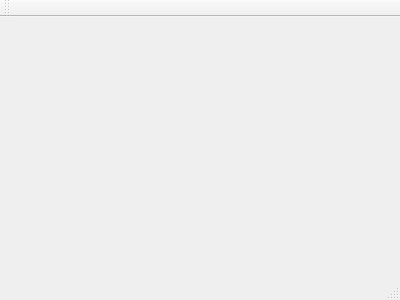
This is UI/NloptUI/mainwindow.ui in yue-w/HelloWorld as Qt 5 draws it before an edit. The edited form follows.
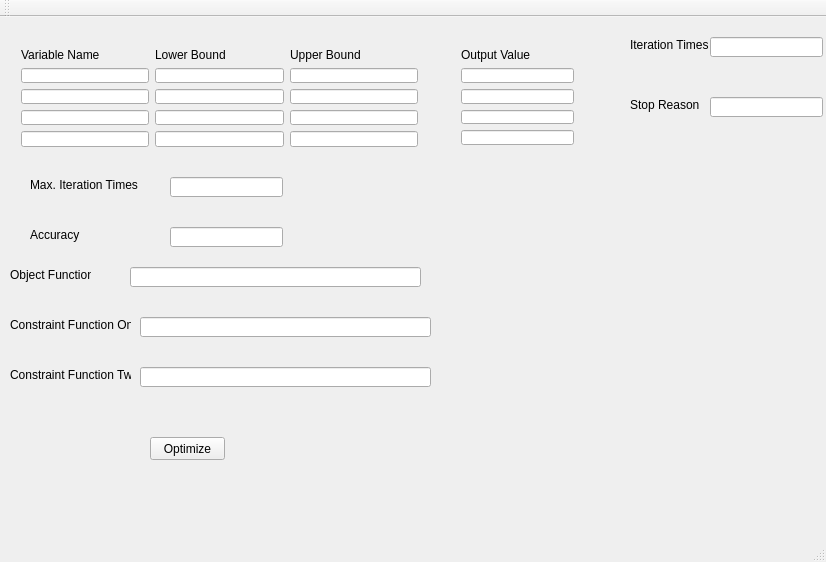
This is the edited form.

```diff
--- a/UI/NloptUI/mainwindow.ui
+++ b/UI/NloptUI/mainwindow.ui
@@ -1,24 +1,326 @@
 <ui version="4.0">
  <class>MainWindow</class>
- <widget class="QMainWindow" name="MainWindow" >
-  <property name="geometry" >
+ <widget class="QMainWindow" name="MainWindow">
+  <property name="geometry">
    <rect>
     <x>0</x>
     <y>0</y>
-    <width>400</width>
-    <height>300</height>
+    <width>826</width>
+    <height>562</height>
    </rect>
   </property>
   <property name="windowTitle" >
    <string>MainWindow</string>
   </property>
-  <widget class="QMenuBar" name="menuBar" />
-  <widget class="QToolBar" name="mainToolBar" />
-  <widget class="QWidget" name="centralWidget" />
-  <widget class="QStatusBar" name="statusBar" />
+  <widget class="QWidget" name="centralWidget">
+   <widget class="QLabel" name="label_4">
+    <property name="geometry">
+     <rect>
+      <x>10</x>
+      <y>250</y>
+      <width>81</width>
+      <height>16</height>
+     </rect>
+    </property>
+    <property name="text">
+     <string>Object Function</string>
+    </property>
+   </widget>
+   <widget class="QLineEdit" name="lineEdit_objectFunction">
+    <property name="geometry">
+     <rect>
+      <x>130</x>
+      <y>250</y>
+      <width>291</width>
+      <height>20</height>
+     </rect>
+    </property>
+   </widget>
+   <widget class="QLabel" name="label_5">
+    <property name="geometry">
+     <rect>
+      <x>10</x>
+      <y>300</y>
+      <width>121</width>
+      <height>16</height>
+     </rect>
+    </property>
+    <property name="text">
+     <string>Constraint Function One</string>
+    </property>
+   </widget>
+   <widget class="QLineEdit" name="lineEdit_constraintFunction1">
+    <property name="geometry">
+     <rect>
+      <x>140</x>
+      <y>300</y>
+      <width>291</width>
+      <height>20</height>
+     </rect>
+    </property>
+   </widget>
+   <widget class="QLabel" name="label_6">
+    <property name="geometry">
+     <rect>
+      <x>10</x>
+      <y>350</y>
+      <width>121</width>
+      <height>16</height>
+     </rect>
+    </property>
+    <property name="text">
+     <string>Constraint Function Two</string>
+    </property>
+   </widget>
+   <widget class="QLineEdit" name="lineEdit_constraintFunction2">
+    <property name="geometry">
+     <rect>
+      <x>140</x>
+      <y>350</y>
+      <width>291</width>
+      <height>20</height>
+     </rect>
+    </property>
+   </widget>
+   <widget class="QLineEdit" name="lineEdit_MaxIterationTimes">
+    <property name="geometry">
+     <rect>
+      <x>170</x>
+      <y>160</y>
+      <width>113</width>
+      <height>20</height>
+     </rect>
+    </property>
+   </widget>
+   <widget class="QLabel" name="label_7">
+    <property name="geometry">
+     <rect>
+      <x>30</x>
+      <y>160</y>
+      <width>111</width>
+      <height>16</height>
+     </rect>
+    </property>
+    <property name="text">
+     <string>Max. Iteration Times</string>
+    </property>
+   </widget>
+   <widget class="QLabel" name="label_8">
+    <property name="geometry">
+     <rect>
+      <x>30</x>
+      <y>210</y>
+      <width>111</width>
+      <height>16</height>
+     </rect>
+    </property>
+    <property name="text">
+     <string>Accuracy</string>
+    </property>
+   </widget>
+   <widget class="QLineEdit" name="lineEdit_2">
+    <property name="geometry">
+     <rect>
+      <x>170</x>
+      <y>210</y>
+      <width>113</width>
+      <height>20</height>
+     </rect>
+    </property>
+   </widget>
+   <widget class="QLabel" name="label_10">
+    <property name="geometry">
+     <rect>
+      <x>630</x>
+      <y>20</y>
+      <width>81</width>
+      <height>16</height>
+     </rect>
+    </property>
+    <property name="text">
+     <string>Iteration Times</string>
+    </property>
+   </widget>
+   <widget class="QLineEdit" name="lineEdit_MaxIterationTimes_2">
+    <property name="geometry">
+     <rect>
+      <x>710</x>
+      <y>20</y>
+      <width>113</width>
+      <height>20</height>
+     </rect>
+    </property>
+   </widget>
+   <widget class="QLabel" name="label_11">
+    <property name="geometry">
+     <rect>
+      <x>630</x>
+      <y>80</y>
+      <width>81</width>
+      <height>16</height>
+     </rect>
+    </property>
+    <property name="text">
+     <string>Stop Reason</string>
+    </property>
+   </widget>
+   <widget class="QLineEdit" name="lineEdit_MaxIterationTimes_3">
+    <property name="geometry">
+     <rect>
+      <x>710</x>
+      <y>80</y>
+      <width>113</width>
+      <height>20</height>
+     </rect>
+    </property>
+   </widget>
+   <widget class="QPushButton" name="pushButton_optimize">
+    <property name="geometry">
+     <rect>
+      <x>150</x>
+      <y>420</y>
+      <width>75</width>
+      <height>23</height>
+     </rect>
+    </property>
+    <property name="text">
+     <string>Optimize</string>
+    </property>
+   </widget>
+   <widget class="QWidget" name="">
+    <property name="geometry">
+     <rect>
+      <x>10</x>
+      <y>20</y>
+      <width>419</width>
+      <height>121</height>
+     </rect>
+    </property>
+    <layout class="QHBoxLayout" name="horizontalLayout">
+     <item>
+      <layout class="QVBoxLayout" name="verticalLayout">
+       <item>
+        <widget class="QLabel" name="label">
+         <property name="text">
+          <string>Variable Name</string>
+         </property>
+        </widget>
+       </item>
+       <item>
+        <widget class="QLineEdit" name="lineEdit_variable1"/>
+       </item>
+       <item>
+        <widget class="QLineEdit" name="lineEdit_variable2"/>
+       </item>
+       <item>
+        <widget class="QLineEdit" name="lineEdit_variable3"/>
+       </item>
+       <item>
+        <widget class="QLineEdit" name="lineEdit_variable4"/>
+       </item>
+      </layout>
+     </item>
+     <item>
+      <layout class="QVBoxLayout" name="verticalLayout_2">
+       <item>
+        <widget class="QLabel" name="label_2">
+         <property name="text">
+          <string>Lower Bound</string>
+         </property>
+        </widget>
+       </item>
+       <item>
+        <widget class="QLineEdit" name="lineEdit_lowerbound1"/>
+       </item>
+       <item>
+        <widget class="QLineEdit" name="lineEdit_lowerbound2"/>
+       </item>
+       <item>
+        <widget class="QLineEdit" name="lineEdit_lowerbound3"/>
+       </item>
+       <item>
+        <widget class="QLineEdit" name="lineEdit_lowerbound4"/>
+       </item>
+      </layout>
+     </item>
+     <item>
+      <layout class="QVBoxLayout" name="verticalLayout_3">
+       <item>
+        <widget class="QLabel" name="label_3">
+         <property name="text">
+          <string>Upper Bound</string>
+         </property>
+        </widget>
+       </item>
+       <item>
+        <widget class="QLineEdit" name="lineEdit_upperbound1"/>
+       </item>
+       <item>
+        <widget class="QLineEdit" name="lineEdit_upperbound2"/>
+       </item>
+       <item>
+        <widget class="QLineEdit" name="lineEdit_upperbound3"/>
+       </item>
+       <item>
+        <widget class="QLineEdit" name="lineEdit_upperbound4"/>
+       </item>
+      </layout>
+     </item>
+    </layout>
+   </widget>
+   <widget class="QWidget" name="">
+    <property name="geometry">
+     <rect>
+      <x>450</x>
+      <y>20</y>
+      <width>135</width>
+      <height>119</height>
+     </rect>
+    </property>
+    <layout class="QVBoxLayout" name="verticalLayout_4">
+     <item>
+      <widget class="QLabel" name="label_9">
+       <property name="text">
+        <string>Output Value</string>
+       </property>
+      </widget>
+     </item>
+     <item>
+      <widget class="QLineEdit" name="lineEdit_variable1_output"/>
+     </item>
+     <item>
+      <widget class="QLineEdit" name="lineEdit_variable2_output"/>
+     </item>
+     <item>
+      <widget class="QLineEdit" name="lineEdit_variable3_output"/>
+     </item>
+     <item>
+      <widget class="QLineEdit" name="lineEdit_variable4_2"/>
+     </item>
+    </layout>
+   </widget>
+  </widget>
+  <widget class="QMenuBar" name="menuBar">
+   <property name="geometry">
+    <rect>
+     <x>0</x>
+     <y>0</y>
+     <width>826</width>
+     <height>21</height>
+    </rect>
+   </property>
+  </widget>
+  <widget class="QToolBar" name="mainToolBar">
+   <attribute name="toolBarArea">
+    <enum>TopToolBarArea</enum>
+   </attribute>
+   <attribute name="toolBarBreak">
+    <bool>false</bool>
+   </attribute>
+  </widget>
+  <widget class="QStatusBar" name="statusBar"/>
  </widget>
- <layoutDefault spacing="6" margin="11" />
- <pixmapfunction></pixmapfunction>
+ <layoutdefault spacing="6" margin="11"/>
  <resources/>
  <connections/>
 </ui>
```
Left out of the diff: 3 changed lines with no effect on the pictures.
